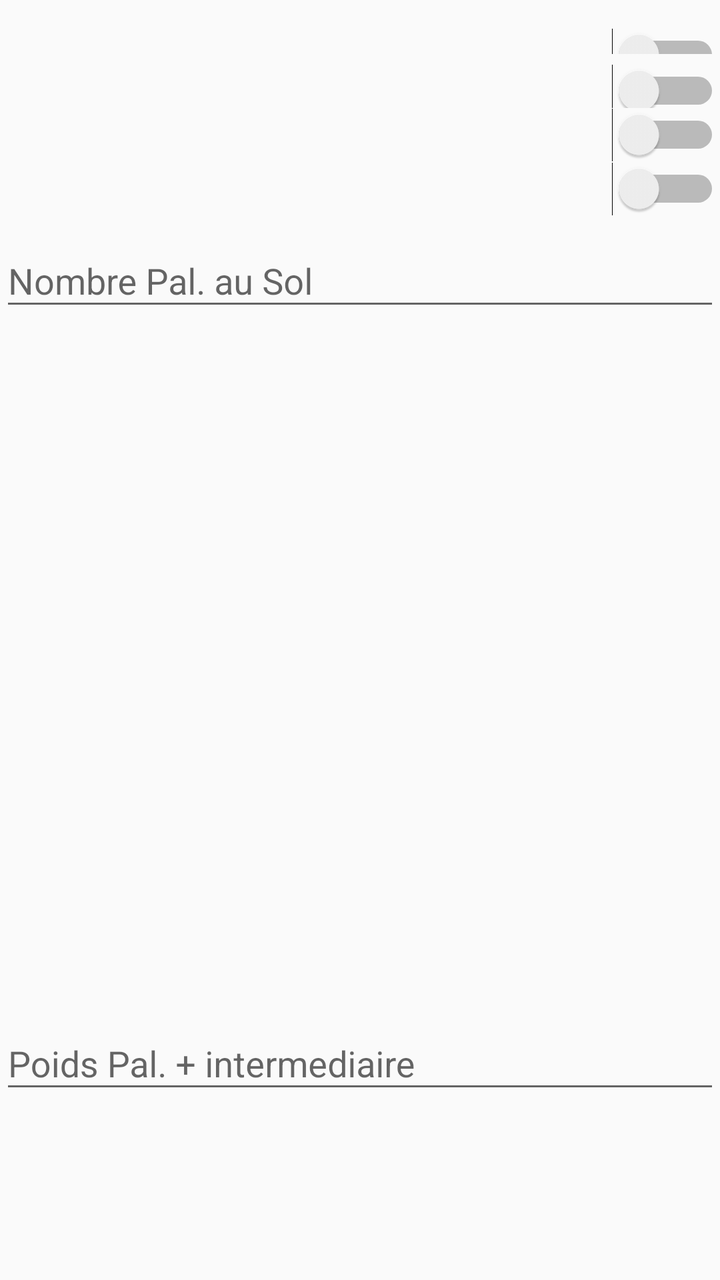
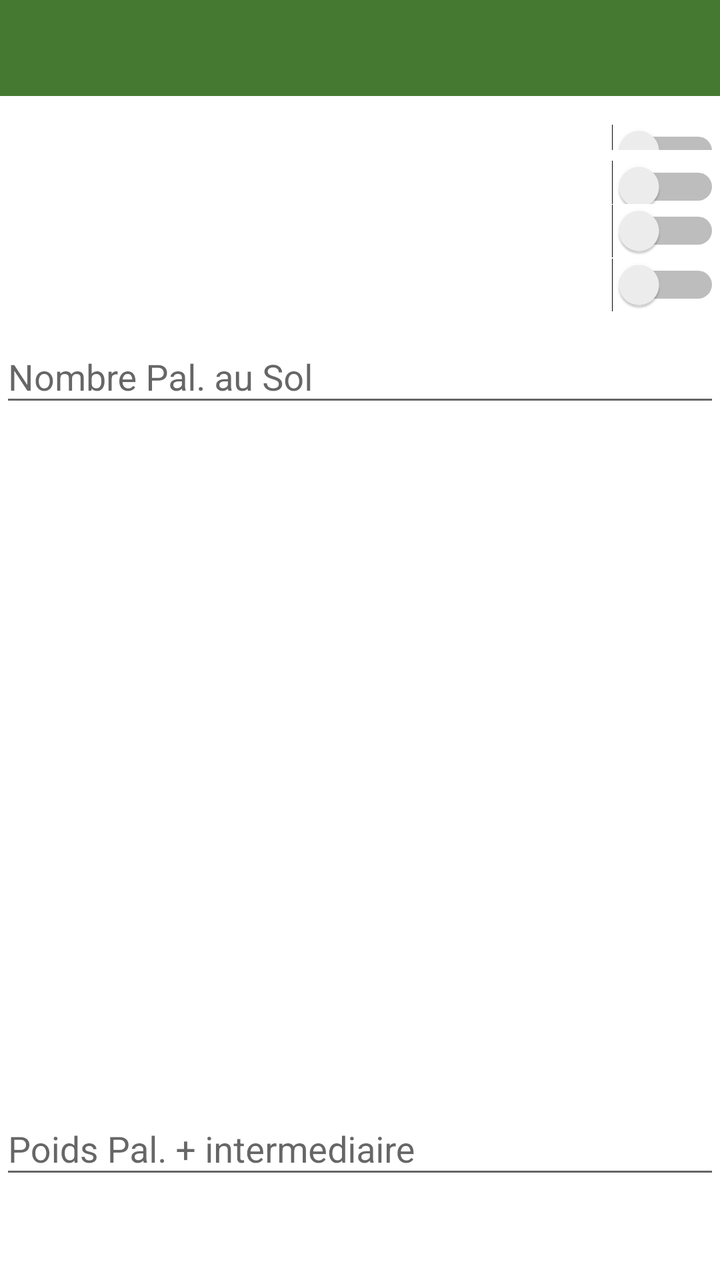

The first picture is an Android layout as it rendered before a commit; the second is the same layout after the commit. The layout source and the unified diff follow.
<!-- AndroidManifest.xml: application theme AppTheme -->
<!-- res/layout/options.xml -->
<?xml version="1.0" encoding="utf-8"?>
<LinearLayout xmlns:android="http://schemas.android.com/apk/res/android"
    android:layout_width="match_parent"
    android:layout_height="wrap_content"
    android:orientation="vertical">

    <Switch
        android:id="@+id/selectionnerToutParDefaut"
        android:layout_width="match_parent"
        android:layout_height="wrap_content"
        android:layout_weight="1"
        android:paddingBottom="20dp"
        android:paddingTop="48dp"
        android:text="@string/selectionnerTout" />

    <Switch
        android:id="@+id/utiliserValeurParDefaut"
        android:layout_width="match_parent"
        android:layout_height="wrap_content"
        android:layout_weight="1"
        android:paddingBottom="10dp"
        android:paddingTop="20dp"
        android:text="@string/valeursDefauts" />

    <Switch
        android:id="@+id/masquermultiplicateur"
        android:layout_width="match_parent"
        android:layout_height="wrap_content"
        android:layout_weight="1"
        android:paddingTop="20dp"
        android:paddingBottom="20dp"
        android:text="@string/masquerMultiplicateur" />

    <Switch
        android:id="@+id/masquerAdditionneur"
        android:layout_width="match_parent"
        android:layout_height="wrap_content"
        android:layout_weight="1"
        android:paddingTop="20dp"
        android:paddingBottom="20dp"
        android:text="@string/masquerAdditionneur" />

    <EditText
        android:id="@+id/editText"
        android:layout_width="match_parent"
        android:layout_height="wrap_content"
        android:layout_weight="1"
        android:clickable="false"
        android:ems="10"
        android:inputType="none"
        android:paddingTop="33dp"
        android:text="@string/valeurspardefault"
        android:textStyle="italic" />

    <com.google.android.material.textfield.TextInputLayout
        android:layout_width="match_parent"
        android:layout_height="match_parent"
        android:layout_weight="1">

        <com.google.android.material.textfield.TextInputEditText
            android:id="@+id/defautNombrePalettes"
            android:layout_width="match_parent"
            android:layout_height="wrap_content"
            android:hint="@string/NombreDePalettes"
            android:inputType="number|numberDecimal" />

    </com.google.android.material.textfield.TextInputLayout>

    <com.google.android.material.textfield.TextInputLayout
        android:layout_width="match_parent"
        android:layout_height="match_parent"
        android:layout_weight="1">

        <com.google.android.material.textfield.TextInputEditText
            android:id="@+id/defautTarePalette"
            android:layout_width="match_parent"
            android:layout_height="wrap_content"
            android:hint="@string/PoidPalette"
            android:inputType="number|numberDecimal" />
    </com.google.android.material.textfield.TextInputLayout>

    <com.google.android.material.textfield.TextInputLayout
        android:layout_width="match_parent"
        android:layout_height="match_parent"
        android:layout_weight="1">

        <com.google.android.material.textfield.TextInputEditText
            android:id="@+id/defautTareColis"
            android:layout_width="match_parent"
            android:layout_height="wrap_content"
            android:hint="@string/TareColis"
            android:inputType="number|numberDecimal" />
    </com.google.android.material.textfield.TextInputLayout>

    <com.google.android.material.textfield.TextInputLayout
        android:layout_width="match_parent"
        android:layout_height="match_parent"
        android:layout_weight="1">

        <com.google.android.material.textfield.TextInputEditText
            android:id="@+id/defautNombrePoidEchantillon"
            android:layout_width="match_parent"
            android:layout_height="wrap_content"
            android:hint="@string/NbrePoidEchantillon"
            android:inputType="number|numberDecimal" />
    </com.google.android.material.textfield.TextInputLayout>

</LinearLayout>
<!-- resources referenced by this layout -->
<resources>
  <string name="NbrePoidEchantillon">Pièces/échantillon</string>
  <string name="NombreDePalettes">Nombre Pal. au Sol</string>
  <string name="PoidPalette">Poids Pal. + intermediaire</string>
  <string name="TareColis">Tare Colis</string>
  <string name="masquerAdditionneur">Masquer Additionneur</string>
  <string name="masquerMultiplicateur">Masquer Multiplicateur</string>
  <string name="selectionnerTout">Selectionner tout par defaut</string>
  <string name="valeursDefauts">Utiliser les valeurs par defaut</string>
  <string name="valeurspardefault">Valeurs par défaut : </string>
  <style name="AppTheme" parent="Theme.AppCompat.Light.DarkActionBar">
          
          <item name="colorPrimary">@color/colorPrimary</item>
          <item name="colorPrimaryDark">@color/colorPrimaryDark</item>
          <item name="colorAccent">@color/colorAccent</item>
  
      </style>
  <color name="colorPrimary">#154c04</color>
  <color name="colorPrimaryDark">#457931</color>
  <color name="colorAccent">#1e88e5</color>
</resources>

<!-- the commit's change to res/layout/options.xml (unified diff, before → after) -->
@@ -2,15 +2,21 @@
 <LinearLayout xmlns:android="http://schemas.android.com/apk/res/android"
     android:layout_width="match_parent"
     android:layout_height="wrap_content"
+    android:background="#FFFFFF"
     android:orientation="vertical">
+
+    <View
+        android:layout_width="match_parent"
+        android:layout_height="48dp"
+        android:background="@color/colorPrimary3" />
 
     <Switch
         android:id="@+id/selectionnerToutParDefaut"
         android:layout_width="match_parent"
         android:layout_height="wrap_content"
         android:layout_weight="1"
+        android:paddingTop="48dp"
         android:paddingBottom="20dp"
-        android:paddingTop="48dp"
         android:text="@string/selectionnerTout" />
 
     <Switch
@@ -18,8 +24,8 @@
         android:layout_width="match_parent"
         android:layout_height="wrap_content"
         android:layout_weight="1"
+        android:paddingTop="20dp"
         android:paddingBottom="10dp"
-        android:paddingTop="20dp"
         android:text="@string/valeursDefauts" />
 
     <Switch
<!-- resource entries referenced after the edit -->
@@ -1,5 +1,6 @@
 <!-- resources referenced by this layout -->
 <resources>
+  <color name="colorPrimary3">#457931</color>
   <string name="NbrePoidEchantillon">Pièces/échantillon</string>
   <string name="NombreDePalettes">Nombre Pal. au Sol</string>
   <string name="PoidPalette">Poids Pal. + intermediaire</string>
@@ -12,12 +13,13 @@
   <style name="AppTheme" parent="Theme.AppCompat.Light.DarkActionBar">
           
           <item name="colorPrimary">@color/colorPrimary</item>
-          <item name="colorPrimaryDark">@color/colorPrimaryDark</item>
+          <item name="colorPrimaryDark">@color/colorPrimary3</item>
           <item name="colorAccent">@color/colorAccent</item>
+          <item name="android:statusBarColor">@color/colorPrimary3</item>
+          <item name="android:navigationBarColor">@color/colorPrimary3</item>
   
       </style>
   <color name="colorPrimary">#154c04</color>
-  <color name="colorPrimaryDark">#457931</color>
   <color name="colorAccent">#1e88e5</color>
 </resources>
 
